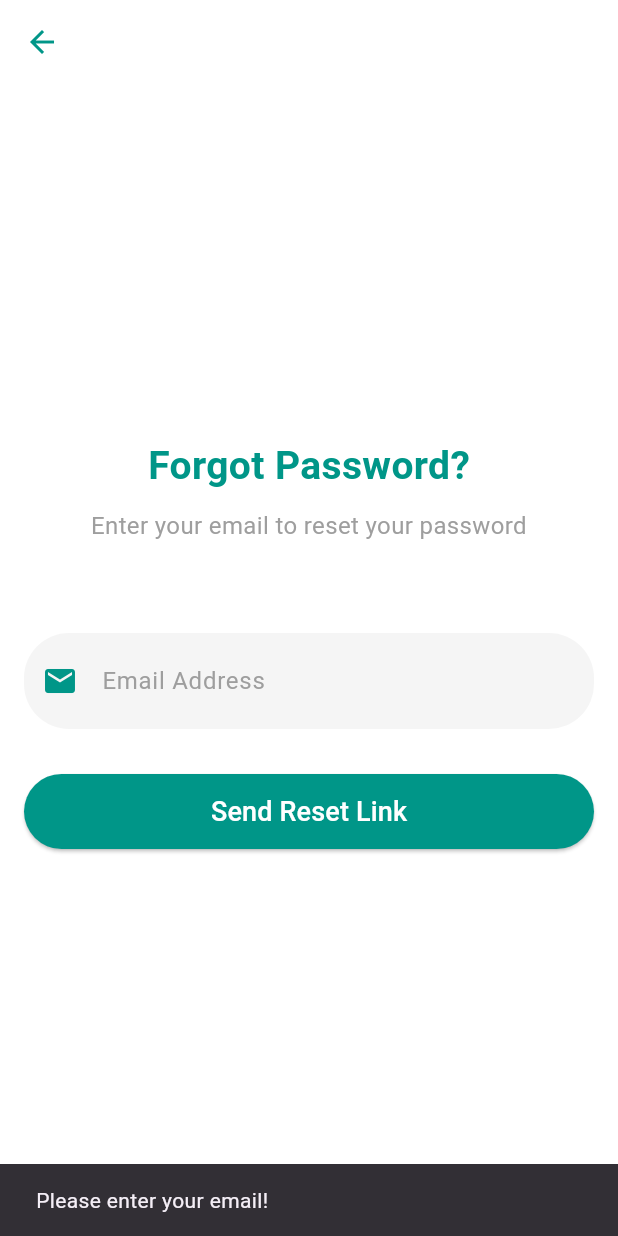
After one commit to muhammedshahbasheer/wellness, a Flutter app: the ForgotPasswordScreen screen opened directly, after a tap on "Send Reset Link", on a phone screen of 412 x 824 dp. The commit adds this screen. Run offline on Flutter 3.47's test engine with Material 3 defaults, Android fonts, the phone set to English and light mode, and no system bars; our stand-ins replace cloud_firestore, file_picker, firebase_auth, firebase_core, fl_chart, image_picker and 4 more; accounts and stored records are empty.

Commit message:
forgotpassword

```diff
--- /dev/null
+++ b/lib/forgotpassword.dart
@@ -0,0 +1,131 @@
+
+import 'package:firebase_auth/firebase_auth.dart';
+import 'package:firebase_core/firebase_core.dart';
+import 'package:flutter/material.dart';
+import 'package:wellness/loginpage.dart';
+
+
+class ForgotPasswordScreen extends StatelessWidget {
+  ForgotPasswordScreen({Key? key}) : super(key: key);
+
+  final TextEditingController _emailController = TextEditingController();
+
+Future<String?> sendPasswordResetEmail(String email) async {
+    try {
+      await FirebaseAuth.instance.sendPasswordResetEmail(email: email.trim());
+      return null; // Success
+    } catch (e) {
+      return e.toString(); // Return error message
+    }
+  }
+  Future<void> _resetPassword(BuildContext context) async {
+    final email = _emailController.text.trim();
+
+    if (email.isEmpty) {
+      ScaffoldMessenger.of(
+        context,
+      ).showSnackBar(const SnackBar(content: Text('Please enter your email!')));
+      return;
+    }
+
+    final error = await sendPasswordResetEmail(email);
+    if (error == null) {
+      ScaffoldMessenger.of(context).showSnackBar(
+        const SnackBar(
+          content: Text('Password reset link sent! Check your email.'),
+        ),
+      );
+      Navigator.pop(context);
+    } else {
+      ScaffoldMessenger.of(
+        context,
+      ).showSnackBar(SnackBar(content: Text('Error: $error')));
+    }
+  }
+
+  @override
+  Widget build(BuildContext context) {
+    return Scaffold(
+      appBar: AppBar(
+        leading: IconButton(
+          icon: const Icon(Icons.arrow_back),
+          onPressed: () {
+            Navigator.pushReplacement(
+              context,
+              MaterialPageRoute(builder: (context) => LoginPage()),
+            );
+          },
+        ),
+        backgroundColor: Colors.white,
+        foregroundColor:Colors.teal,
+      ),
+      backgroundColor: Colors.white,
+      body: SingleChildScrollView(
+        padding: const EdgeInsets.all(16.0),
+        child: Column(
+          crossAxisAlignment: CrossAxisAlignment.center,
+          children: [
+            const SizedBox(height: 220),
+            Text(
+              'Forgot Password?',
+              style: TextStyle(
+                fontSize: 26,
+                fontWeight: FontWeight.bold,
+                color:Colors.teal,
+              ),
+            ),
+            const SizedBox(height: 10),
+            const Text(
+              'Enter your email to reset your password',
+              textAlign: TextAlign.center,
+              style: TextStyle(fontSize: 16, color: Colors.grey),
+            ),
+            const SizedBox(height: 60),
+            _buildTextField(_emailController, 'Email Address', Icons.email),
+            const SizedBox(height: 30),
+            ElevatedButton(
+              onPressed: () => _resetPassword(context),
+              style: ElevatedButton.styleFrom(
+                backgroundColor: Colors.teal,
+                foregroundColor: Colors.white,
+                shape: RoundedRectangleBorder(
+                  borderRadius: BorderRadius.circular(30),
+                ),
+                minimumSize: const Size(double.infinity, 50),
+              ),
+              child: const Text(
+                'Send Reset Link',
+                style: TextStyle(fontSize: 18),
+              ),
+            ),
+          ],
+        ),
+      ),
+    );
+  }
+
+  Widget _buildTextField(
+    TextEditingController controller,
+    String hint,
+    IconData icon,
+  ) {
+    return TextField(
+      controller: controller,
+      decoration: InputDecoration(
+        prefixIcon: Icon(icon, color:Colors.teal),
+        hintStyle: const TextStyle(color: Colors.grey),
+        hintText: hint,
+        filled: true,
+        fillColor: Colors.grey.shade100,
+        contentPadding: const EdgeInsets.symmetric(
+          vertical: 20,
+          horizontal: 20,
+        ),
+        border: OutlineInputBorder(
+          borderRadius: BorderRadius.circular(30),
+          borderSide: BorderSide.none,
+        ),
+      ),
+    );
+  }
+}
--- a/lib/loginpage.dart
+++ b/lib/loginpage.dart
@@ -2,6 +2,7 @@ import 'package:cloud_firestore/cloud_firestore.dart';
 import 'package:firebase_auth/firebase_auth.dart';
 import 'package:flutter/material.dart';
 import 'package:wellness/admin/adminhome.dart';
+import 'package:wellness/forgotpassword.dart';
 import 'package:wellness/trainer/trainerhomepage.dart';
 import 'package:wellness/user/homepage.dart';
 import 'package:wellness/user/registrationuser.dart';
@@ -175,6 +176,9 @@ class _LoginPageState extends State<LoginPage> {
                                   ),
                                 ),
                               ),
+                              TextButton(onPressed: (){Navigator.push(context,
+                              MaterialPageRoute(builder: (context)=>ForgotPasswordScreen()));},
+                               child: Text("Forgot Password?", style: TextStyle(color: const Color.fromARGB(255, 166, 166, 166)))),
                       ],
                     ),
                   ),
```
